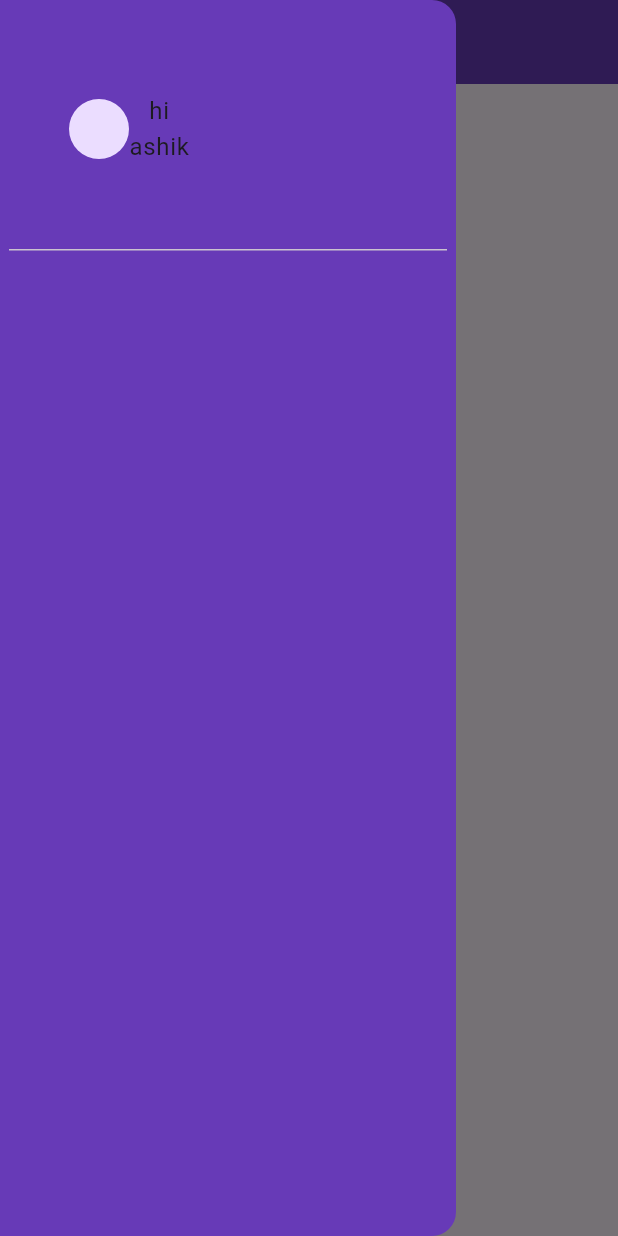
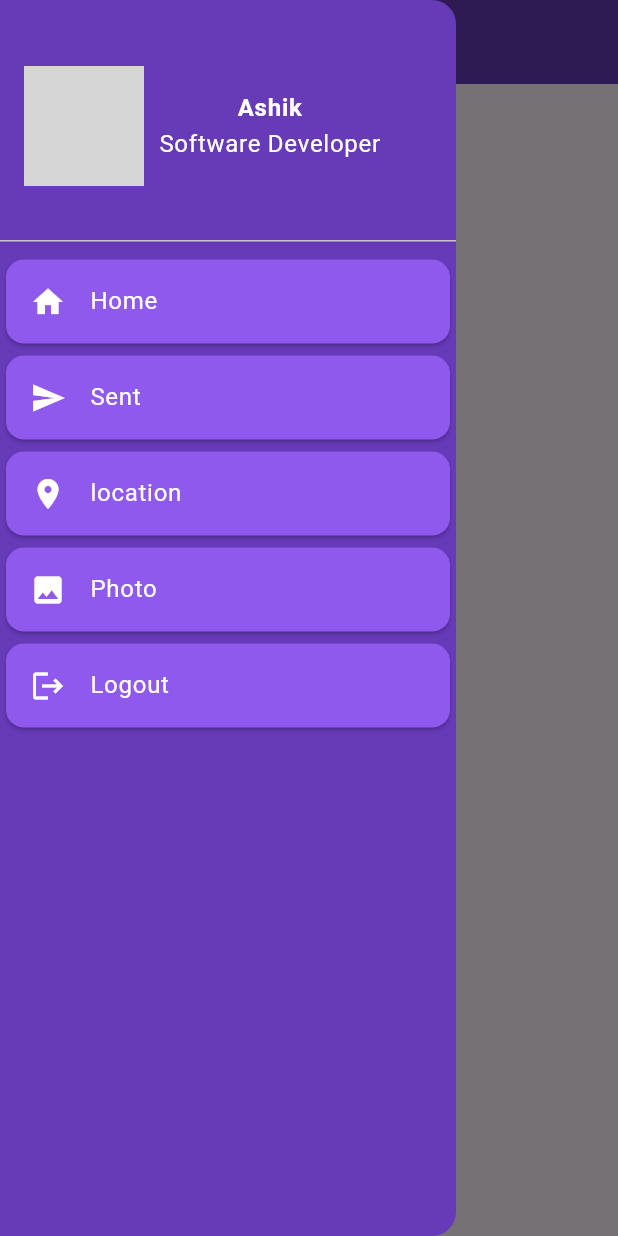
Before and after one commit to SDE-Ashik/flutter-basic, a Flutter app: the screen it shows after launch, with the side drawer open, on a phone screen of 412 x 824 dp. Run offline on Flutter 3.47's test engine with Material 3 defaults, Android fonts, the phone set to English and light mode, and no system bars; network calls fail; grey boxes are pictures that could not be loaded.

Commit message:
drawer widget

```diff
--- a/lib/main.dart
+++ b/lib/main.dart
@@ -1,6 +1,6 @@
 import 'package:flutter/material.dart';
 import 'package:hello/widget/drawer.dart';
-import 'package:hello/widget/listview1.dart';
+// import 'package:hello/widget/listview1.dart';
 
 void main() {
   runApp(const MyApp());
--- a/lib/widget/drawer.dart
+++ b/lib/widget/drawer.dart
@@ -13,26 +13,102 @@ class _DrawerWidgetState extends State<DrawerWidget> {
   Widget build(BuildContext context) {
     return Scaffold(
       appBar: AppBar(
+        // leading: IconButton(onPressed: (){}, icon: Icon(Icons.menu)),
         backgroundColor: Colors.deepPurple,
-        title: Text("hello"),
+        title: Text("hello",style: TextStyle(color: Colors.white),),
         centerTitle: true,
       ),
       drawer: Drawer(backgroundColor: Colors.deepPurple,
+
       child: ListView(children: [
-        DrawerHeader(padding: EdgeInsets.only(left: 40,right: 40),
-        margin: EdgeInsets.all(6),
+        DrawerHeader(
+
+          child: Container(
             child: Row(
 
 
 
             children: [
-            CircleAvatar(),
+
+              CircleAvatar(radius: 40,backgroundImage: NetworkImage("https://previews.123rf.com/images/dolgachov/dolgachov1603/dolgachov160306114/54057828-business-people-and-portrait-concept-smiling-businessman-face-or-portrait.jpg"),),
+              SizedBox(width: 10,),
              Column(
                       mainAxisAlignment: MainAxisAlignment.center,
                       children:
-            [Text("hi"),Text("ashik")],)
+              [Text("Ashik",style: TextStyle(color: Colors.white,fontWeight: FontWeight.w600),),Text("Software Developer",
+                          style: TextStyle(color: Colors.white),
+                        )],)
             ],
-        ),)
+                    ),
+          ),),
+          Card(child: ListTile(title: Text("Home",
+          style: TextStyle(color: Colors.white),),leading: Icon(Icons.home,color: Colors.white,),
+          ),
+          color: const Color.fromARGB(255, 143, 89, 238),),
+
+
+Card(
+              child: ListTile(
+                title: Text(
+                  "Sent",
+                  style: TextStyle(color: Colors.white),
+                ),
+                leading: Icon(
+                  Icons.send,
+                  color: Colors.white,
+                ),
+              ),
+              color: const Color.fromARGB(255, 143, 89, 238),
+            ),
+
+Card(
+              child: ListTile(
+                title: Text(
+                  "location",
+                  style: TextStyle(color: Colors.white),
+                ),
+                leading: Icon(
+                  Icons.location_on,
+                  color: Colors.white,
+                ),
+              ),
+              color: const Color.fromARGB(255, 143, 89, 238),
+            ),
+
+Card(
+              child: ListTile(
+                title: Text(
+                  "Photo",
+                  style: TextStyle(color: Colors.white),
+                ),
+                leading: Icon(
+                  Icons.photo,
+                  color: Colors.white,
+                ),
+              ),
+              color: const Color.fromARGB(255, 143, 89, 238),
+            ),
+
+
+
+          Card(
+              child: ListTile(
+                title: Text(
+                  "Logout",
+                  style: TextStyle(color: Colors.white),
+                ),
+                leading: Icon(
+                  Icons.logout,
+                  color: Colors.white,
+                ),
+              ),
+              color: const Color.fromARGB(255, 143, 89, 238),
+            ),
+
+
+
+
+
       ],),
 
       ),
```
Lines whose indentation alone changed are shown as unchanged.
